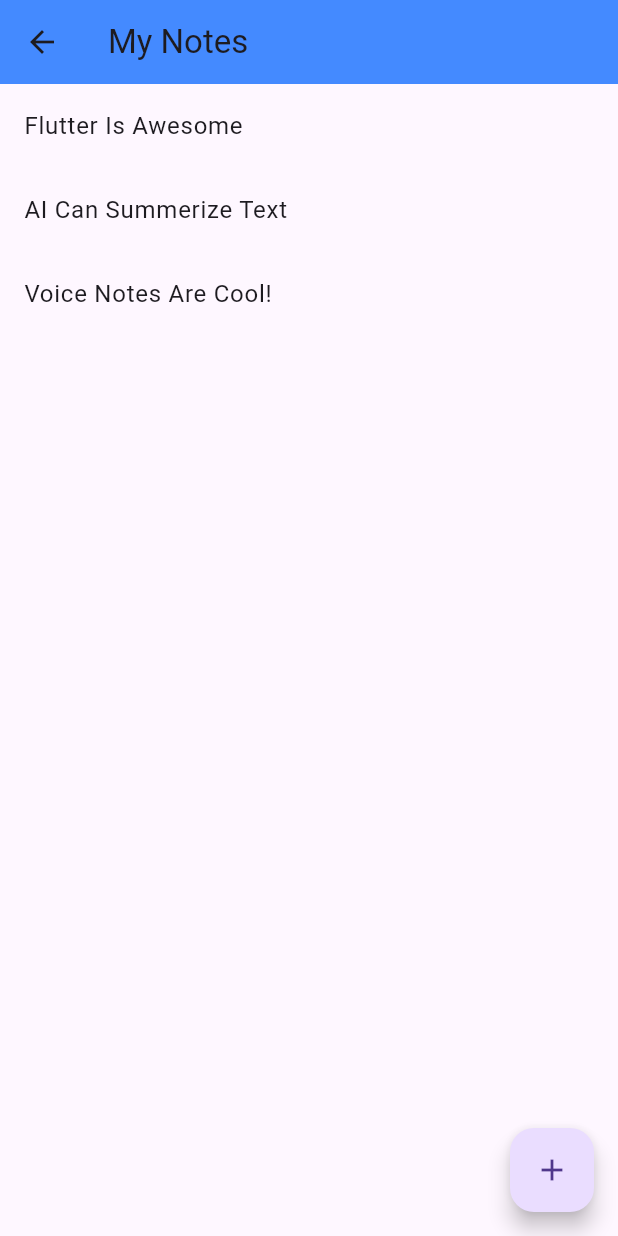
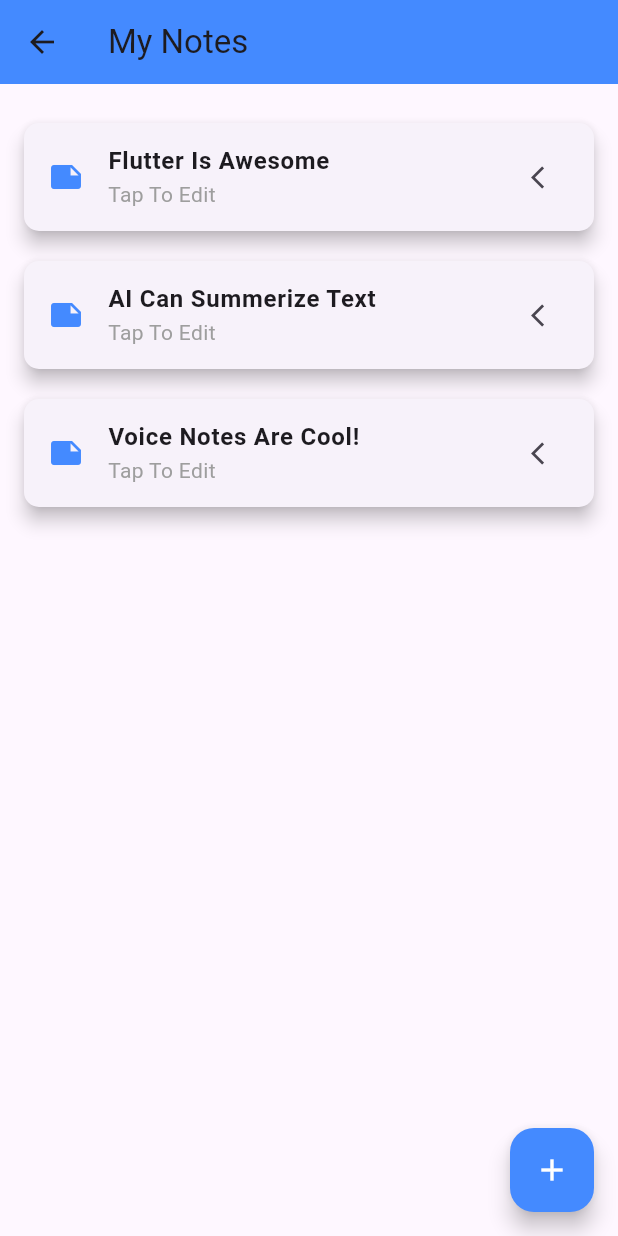
Before and after one commit to Hiteshgurnani123/AI_Notes_App, a Flutter app: the NotesListScreen screen opened directly, on a phone screen of 412 x 824 dp. Run offline on Flutter 3.47's test engine with Material 3 defaults, Android fonts, the phone set to English and light mode, and no system bars; our stand-ins replace firebase_auth; missing offline and left inert: dart:js; accounts and stored records are empty.

```diff
--- a/lib/NotesListScreen.dart
+++ b/lib/NotesListScreen.dart
@@ -23,16 +23,38 @@ class NotesListScreenState extends State<NotesListScreen> {
         backgroundColor: Colors.blueAccent,
         title: Text("My Notes"),
       ),
-      body: ListView.builder(
+      body: Padding(
+        padding: const EdgeInsets.all(16),
+        child: ListView.builder(
           itemCount: notes.length,
           itemBuilder: (context, index) {
-          return ListTile(
-            title: Text(notes[index]),
+            return Card(
+              elevation: 5,
+              margin: EdgeInsets.symmetric(vertical: 10),
+              shape: RoundedRectangleBorder(
+                  borderRadius: BorderRadius.circular(10)),
+              child: ListTile(
+                title: Text(
+                  notes[index],
+                  style: TextStyle(fontWeight: FontWeight.w600),
+                ),
+                subtitle:
+                    Text("Tap To Edit", style: TextStyle(color: Colors.grey)),
+                leading: Icon(
+                  Icons.note,
+                  color: Colors.blueAccent,
+                ),
+                trailing: Icon(
+                  Icons.arrow_back_ios,
+                  size: 18,
+                ),
                 onTap: () {
                   // open edit Screen
                 },
+              ),
             );
           },
+        ),
       ),
       floatingActionButton: FloatingActionButton(
         onPressed: () {
@@ -40,7 +62,11 @@ class NotesListScreenState extends State<NotesListScreen> {
 
           Navigator.push(context, SlidePageRoute(page: AddEditNoteScreen()));
         },
-        child: Icon(Icons.add),
+        backgroundColor: Colors.blueAccent,
+        child: Icon(
+          Icons.add,
+          color: Colors.white,
+        ),
       ),
     );
   }
--- a/lib/main.dart
+++ b/lib/main.dart
@@ -11,6 +11,7 @@ class MyApp extends StatelessWidget {
 
   @override
   Widget build(BuildContext context) {
-    return MaterialApp(debugShowCheckedModeBanner: false, home: LoginScreen());
+    return MaterialApp(
+        debugShowCheckedModeBanner: false, home: NotesListScreen());
   }
 }
```
Lines whose indentation alone changed are shown as unchanged.
